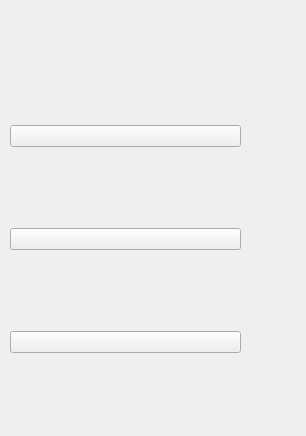
First picture: the form in selectionarea.ui, repository NesrineGhannay/ImagEdit, before the edit.
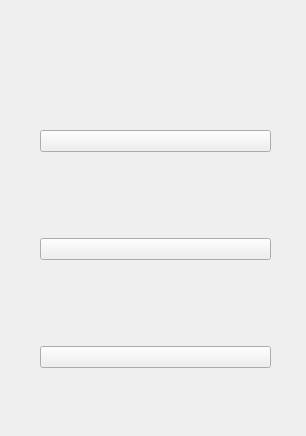
Second picture: the form after the edit. Icons and pictures are not drawn.

Commit message: Arrangement of the edit widget

The edit to the form file:
```diff
--- a/selectionarea.ui
+++ b/selectionarea.ui
@@ -16,10 +16,10 @@
   <widget class="QWidget" name="layoutWidget">
    <property name="geometry">
     <rect>
-     <x>10</x>
+     <x>40</x>
      <y>50</y>
      <width>231</width>
-     <height>381</height>
+     <height>401</height>
     </rect>
    </property>
    <layout class="QVBoxLayout" name="verticalLayout">
```
The commit also changes 2 other files.
